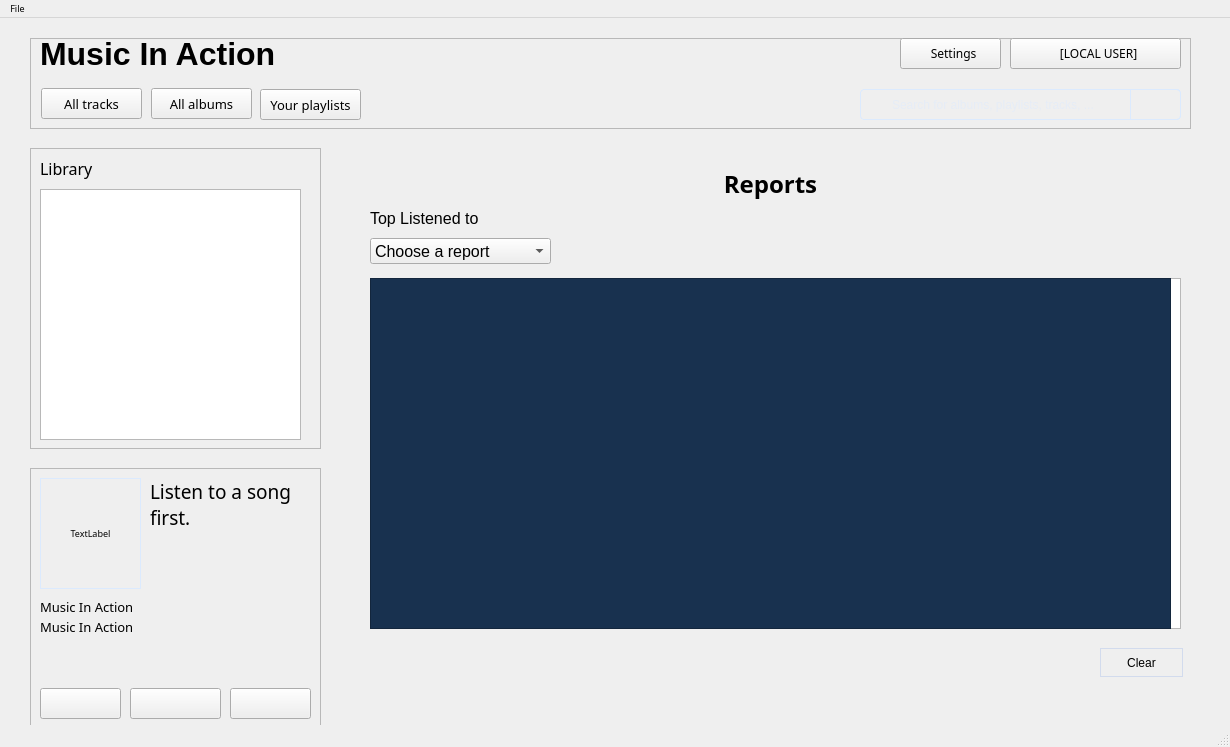
The window that mainwindow.ui (AlexDev404/GUIFinalProject) describes before a commit, drawn with Qt 5.
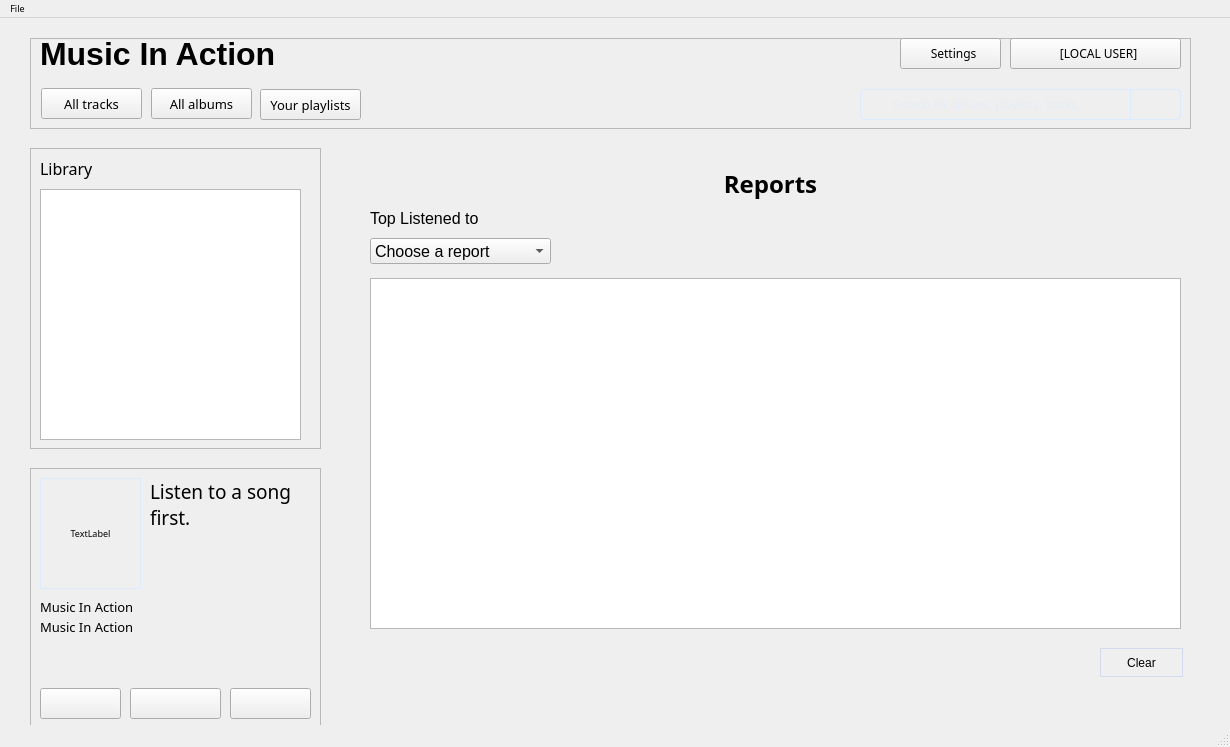
The same window after the commit.

```diff
--- a/mainwindow.ui
+++ b/mainwindow.ui
@@ -1335,19 +1335,6 @@
        <string>Clear</string>
       </property>
      </widget>
-     <widget class="QListView" name="reportlistView">
-      <property name="geometry">
-       <rect>
-        <x>20</x>
-        <y>130</y>
-        <width>801</width>
-        <height>351</height>
-       </rect>
-      </property>
-      <property name="styleSheet">
-       <string notr="true">background: #18314f;</string>
-      </property>
-     </widget>
     </widget>
     <widget class="QWidget" name="searchResultPage">
      <widget class="QLabel" name="label_srp_1">
```
